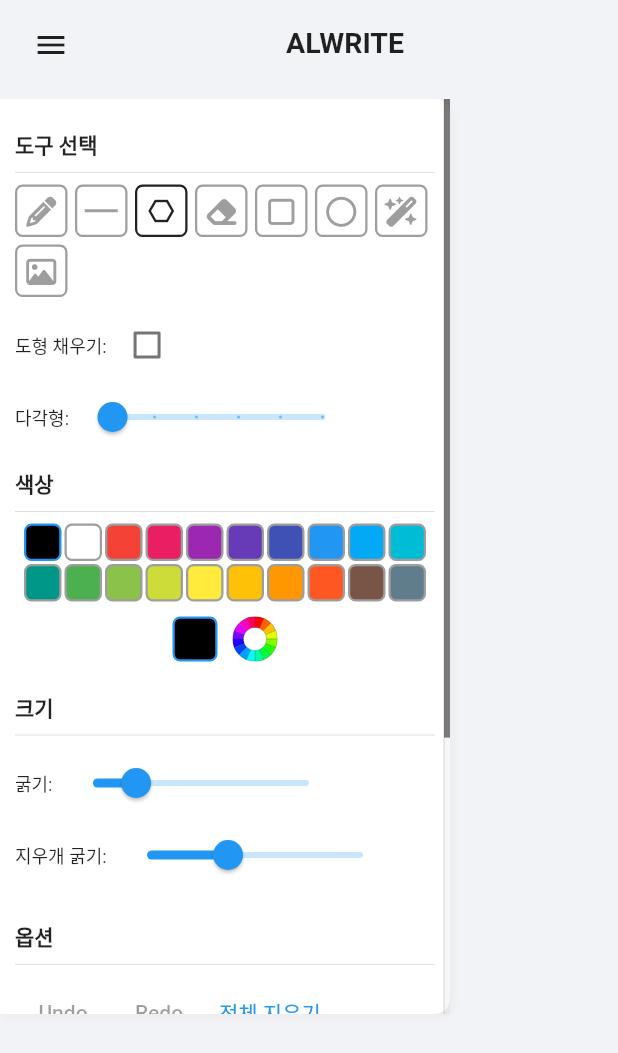
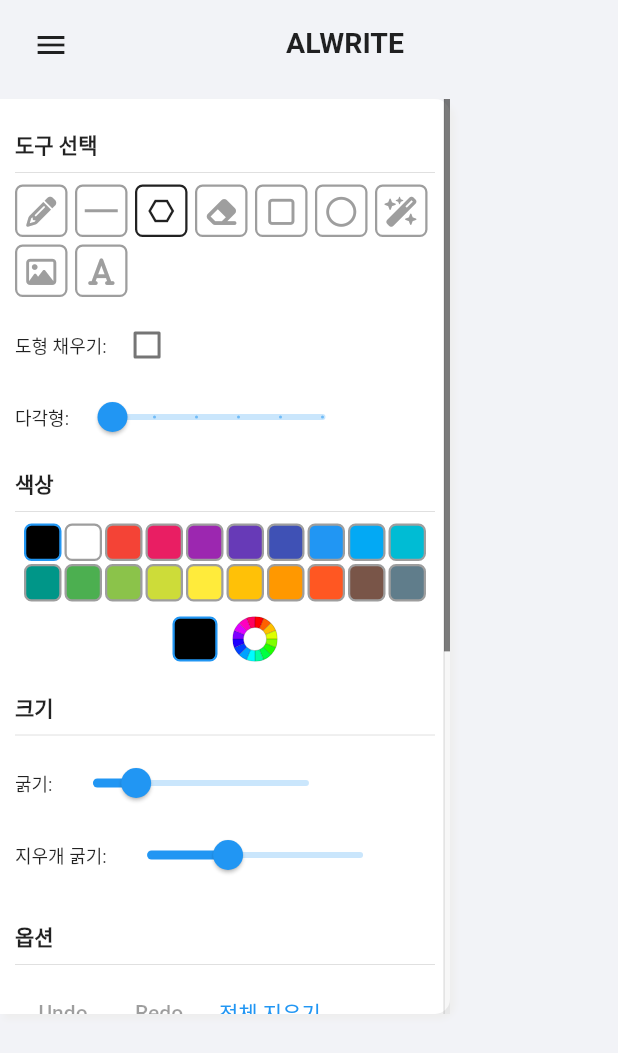
Before and after one commit to TUK-CE-capstone-2024-alwrite/front, a Flutter app: the screen it shows after launch, after a tap on the "hexagon" icon, on a phone screen of 412 x 824 dp. Shown: the top 1053 px of the screen. Run offline on Flutter 3.47's test engine with Material 3 defaults, Android fonts, the phone set to English and light mode, and no system bars; our stand-ins replace file_picker, flutter_colorpicker, flutter_hooks, flutter_svg, font_awesome_flutter, image_cropper and 1 more; missing offline and left inert: universal_html.

```diff
--- a/lib/View/DrawingCanvas/drawingCanvas.dart
+++ b/lib/View/DrawingCanvas/drawingCanvas.dart
@@ -1,18 +1,24 @@
+import 'dart:async';
+import 'dart:convert';
 import 'dart:math' as math;
+import 'dart:ui' as ui;
 import 'dart:ui';
 
+import 'package:alwrite/Shared/global.dart';
+import 'package:alwrite/View/DrawingCanvas/Model/ocrText.dart';
 import 'package:alwrite/main.dart';
 import 'package:alwrite/View/DrawingCanvas/Model/drawingMode.dart';
 import 'package:alwrite/View/DrawingCanvas/Model/sketch.dart';
 import 'package:flutter/material.dart' hide Image;
 import 'package:flutter_hooks/flutter_hooks.dart';
+import 'package:http/http.dart' as http;
 
 class DrawingCanvas extends HookWidget {
   final double height;
   final double width;
   final ValueNotifier<Color> selectedColor;
   final ValueNotifier<double> strokeSize;
-  final ValueNotifier<Image?> backgroundImage;
+  final ValueNotifier<ui.Image?> backgroundImage;
   final ValueNotifier<double> eraserSize;
   final ValueNotifier<DrawingMode> drawingMode;
   final AnimationController sideBarController;
@@ -60,7 +66,8 @@ class DrawingCanvas extends HookWidget {
     final box = context.findRenderObject()
         as RenderBox; // 캐스팅(포인터 이벤트가 발생한 위치를 포함하는 box 얻기)
     final offset = box.globalToLocal(
-        details.position,); //해당 box를 로컬 좌표계로 변환 후 화면상의 좌표를 box내의 좌표로 변환
+      details.position,
+    ); //해당 box를 로컬 좌표계로 변환 후 화면상의 좌표를 box내의 좌표로 변환
     currentSketch.value = Sketch.fromDrawingMode(
       //변수에 따라 스케치 생성(그리기모드, 도형, 지우개 등등)
       Sketch(
@@ -105,8 +112,9 @@ class DrawingCanvas extends HookWidget {
   //포인터가 화면에서 떼질때의 동작 (커서 뗄 때 현재 그림 저장 -> 새로운 그림 시작)
   void onPointerUp(PointerUpEvent details) {
     allSketches.value = List<Sketch>.from(allSketches.value)
-      ..add(currentSketch
-          .value!,); //allSketches.value 를 복사하여 새 리스트 만들고 그 리스트에 현재 스케치 추가
+      ..add(
+        currentSketch.value!,
+      ); //allSketches.value 를 복사하여 새 리스트 만들고 그 리스트에 현재 스케치 추가
     currentSketch.value = Sketch.fromDrawingMode(
       Sketch(
         points: [],
@@ -123,7 +131,7 @@ class DrawingCanvas extends HookWidget {
     );
   }
 
-  // 그림을 표시하는데 사용되는 위젯을 생성
+  //그림을 표시하는데 사용되는 위젯을 생성
   Widget buildAllSketches(BuildContext context) {
     return SizedBox(
       height: height,
@@ -181,7 +189,7 @@ class DrawingCanvas extends HookWidget {
 
 class SketchPainter extends CustomPainter {
   final List<Sketch> sketches;
-  final Image? backgroundImage;
+  final ui.Image? backgroundImage;
 
   const SketchPainter({
     Key? key,
@@ -189,9 +197,8 @@ class SketchPainter extends CustomPainter {
     required this.sketches,
   });
 
-
   @override
-  void paint(Canvas canvas, Size size) {
+  Future<void> paint(Canvas canvas, Size size) async {
     if (backgroundImage != null) {
       canvas.drawImageRect(
         backgroundImage!,
@@ -267,7 +274,6 @@ class SketchPainter extends CustomPainter {
         );
       } else if (sketch.type == SketchType.line) {
         // 선
-        //선 그리기
         canvas.drawLine(firstPoint, lastPoint, paint);
       } else if (sketch.type == SketchType.circle) {
         // 원
@@ -296,18 +302,30 @@ class SketchPainter extends CustomPainter {
         canvas.drawPath(polygonPath, paint);
       } else if (sketch.type == SketchType.ocr) {
         //ocr
-        canvas.drawRRect(
-          RRect.fromRectAndRadius(rect, const Radius.circular(5)),
-          paint,
-        );
       } else if (sketch.type == SketchType.image) {
         //이미지
-        canvas.drawRRect(
-          RRect.fromRectAndRadius(rect, const Radius.circular(5)),
-          paint,
+        canvas.drawLine(firstPoint, lastPoint, paint);
+      } else if (sketch.type == SketchType.text) {
+        const textStyle = TextStyle(
+          color: Colors.black,
+          fontSize: 30,
         );
-      } else if (sketch.type == SketchType.text) {
-        //텍스트
+        const textSpan = TextSpan(
+          text: 'Hello, world.',
+          style: textStyle,
+        );
+        final textPainter = TextPainter(
+          text: textSpan,
+          textDirection: TextDirection.ltr,
+        );
+        textPainter.layout(
+          minWidth: 0,
+          maxWidth: size.width,
+        );
+        final xCenter = (size.width - textPainter.width) / 2;
+        final yCenter = (size.height - textPainter.height) / 2;
+        final offset = Offset(xCenter, yCenter);
+        textPainter.paint(canvas, offset);
       }
     }
   }
@@ -318,3 +336,24 @@ class SketchPainter extends CustomPainter {
     return oldDelegate.sketches != sketches;
   }
 }
+
+Future<List<ocrtext>> fetchData() async {
+  try {
+    final response =
+        await http.get(Uri.parse(Global.apiRoot));
+    if (response.statusCode == 200) {
+      var jsonResponse = json.decode(response.body);
+      if (jsonResponse['isSuccess'] == 1) {
+        List<dynamic> results = jsonResponse['result'];
+        return results.map<ocrtext>((json) => ocrtext.fromJson(json)).toList();
+      } else {
+        throw Exception('결과 로드 실패, isSuccess != 1');
+      }
+    } else {
+      throw Exception('서버 접근 실패');
+    }
+  } catch (e) {
+    print('데이터 가져오기 오류: $e');
+    throw Exception('데이터 가져오는 중 오류 발생');
+  }
+}
--- a/lib/main.dart
+++ b/lib/main.dart
@@ -17,7 +17,7 @@ class MyApp extends StatelessWidget {
       title: 'Alwrite',
       theme: ThemeData(primarySwatch: Colors.blue, useMaterial3: false),
       debugShowCheckedModeBanner: true,
-      home: const DrawingPage(),
+      home:  const DrawingPage(),
     );
   }
 }
--- a/pubspec.yaml
+++ b/pubspec.yaml
@@ -46,6 +46,11 @@ dependencies:
   universal_html: ^2.2.4
   font_awesome_flutter: ^10.7.0
   path_provider: ^2.1.2
+  dio: ^5.4.2+1
+  http: ^1.2.1
+  screenshot: ^2.3.0
+  native_screenshot: ^1.0.0
+  image_cropper: ^5.0.1
 
 dev_dependencies:
   flutter_test:
```
Also changed, not shown: lib/View/DrawingCanvas/Model/ocrText.dart (added, +22 -0 lines), lib/View/DrawingCanvas/Widget/sideBar.dart (+116 -129 lines), lib/View/DrawingCanvas/Widget/textBox.dart (added, +47 -0 lines), assets/svgs/pencil.png (added), pubspec.lock, 2 other files.
